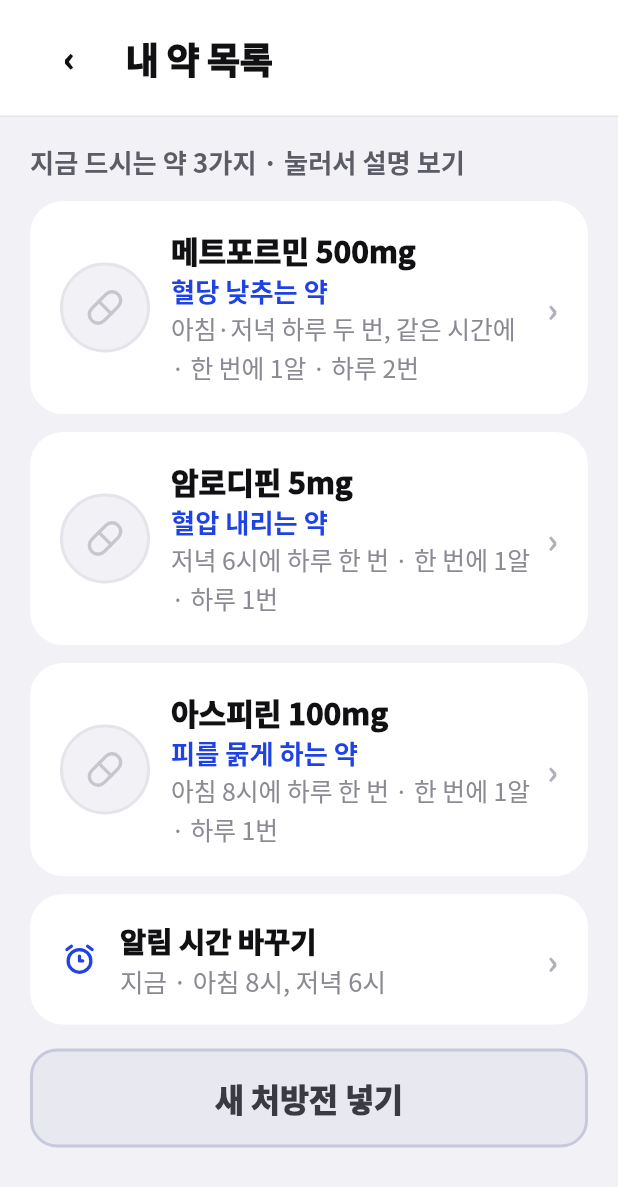
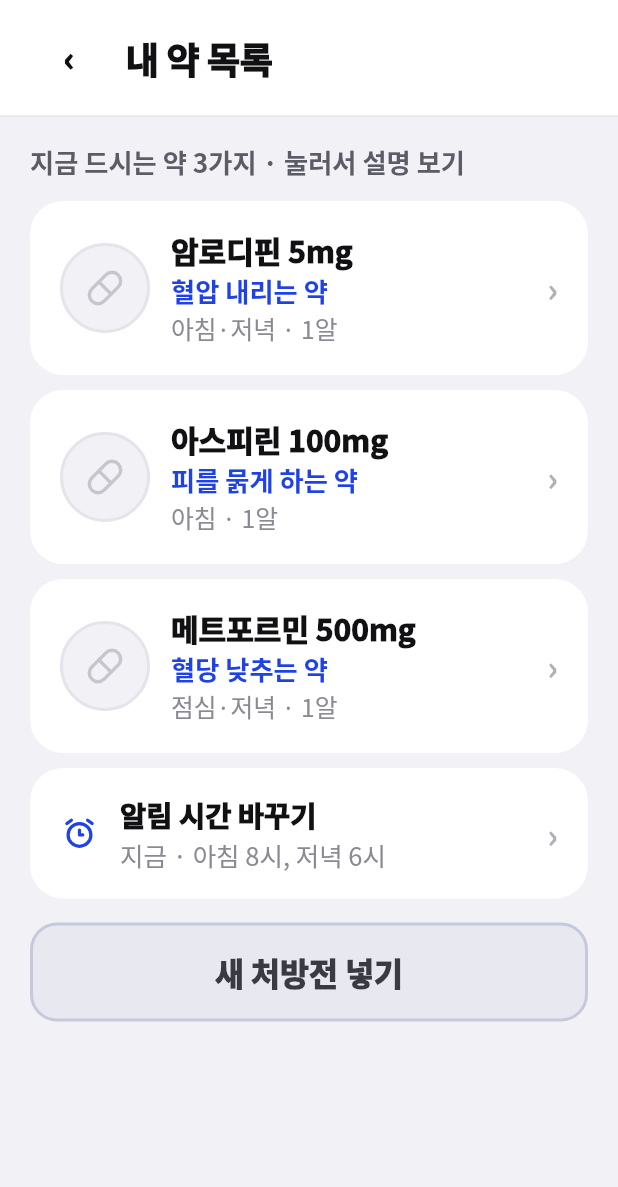
Before and after one commit to bong-bong00/alkong_yakong, a Flutter app: the MyMedicinesScreen screen opened directly, on a phone screen of 412 x 824 dp. Shown: the top 1187 px of the screen. Run offline on Flutter 3.47's test engine with Material 3 defaults, Android fonts, the phone set to English and light mode, and no system bars; our stand-ins replace dio, fl_chart, flutter_riverpod, flutter_tabler_icons, go_router, image_picker and 2 more; missing offline and left inert: polar; accounts and stored records are empty; network calls fail; Roboto replaces fonts that are missing (Noto Sans KR).

Commit message:
비어 있던 백엔드 연결을 마저 잇는다
이미 있는 엔드포인트를 화면이 안 쓰고 상수를 그리고 있던 자리들이다.

20 내 약 목록이 하드코딩된 세 가지를 보여주고 있었다. 실제로 드시는
약이 뭐든 화면은 늘 메트포르민·암로디핀·아스피린이었다. 이제 오늘
복약 목록에서 가져오고, 우리가 가진 설명과 짝짓는다.

설명이 없는 약도 목록에 낸다. 없다고 빼면 그 약은 없는 약이 된다.
대신 "설명은 아직 준비 중이에요"라고 적고 화살표를 지운다 — 눌러도
열 것이 없는데 화살표를 두면 고장으로 읽힌다.

38 보호자 알림이 데모 배열을 그리고 있었다. GET /users/{id}/notifications
를 읽는다. 서버 종류를 화면이 아는 여섯 갈래로 옮기되, 모르는 종류가
와도 버리지 않고 "지난 것"으로 둔다 — 안 보여주면 보호자는 그런 일이
없었다고 믿는다.

시각은 절대시간으로 적는다. "15분 전"은 언제인지 다시 계산하게 만든다.

두 조회 모두 실패하면 null 을 돌려준다. 데모로 조용히 갈아끼우지
않는다.

```diff
--- a/lib/features/medicines/presentation/screens/my_medicines_screen.dart
+++ b/lib/features/medicines/presentation/screens/my_medicines_screen.dart
@@ -1,4 +1,5 @@
 import 'package:flutter/material.dart';
+import 'package:flutter_riverpod/flutter_riverpod.dart';
 import 'package:flutter_tabler_icons/flutter_tabler_icons.dart';
 
 import '../../../../core/constants/app_colors.dart';
@@ -6,13 +7,40 @@ import '../../../../core/theme/app_typography.dart';
 import '../../../../core/widgets/senior_button.dart';
 import '../../../../core/widgets/senior_card.dart';
 import '../../../../core/widgets/senior_header.dart';
+import '../../../medication/application/medication_controller.dart';
 import '../../domain/drug_info.dart';
 import 'drug_detail_screen.dart';
 
 /// 20 · 내 약 목록.
 ///
 /// 검색창을 두지 않는다. **지금 드시는 약**만 보여주고, 누르면 설명으로 간다.
-class MyMedicinesScreen extends StatelessWidget {
+/// 목록 한 줄. 서버가 준 약과, 우리가 가진 설명을 짝지은 것.
+///
+/// 설명이 없는 약도 목록에는 나온다. **드시는 약을 빼놓지 않는다** —
+/// 설명이 없다고 목록에서 지우면 그 약은 없는 약이 된다.
+@immutable
+class MedicineEntry {
+  /// 서버가 준 이름. 설명이 있으면 그쪽 이름을 쓴다.
+  final String name;
+
+  /// 효능 한 줄. 없으면 빈 문자열.
+  final String effect;
+
+  /// 언제·얼마나. 없으면 빈 문자열.
+  final String schedule;
+
+  /// 눌러서 볼 설명. 없으면 null.
+  final DrugInfo? info;
+
+  const MedicineEntry({
+    required this.name,
+    required this.effect,
+    required this.schedule,
+    required this.info,
+  });
+}
+
+class MyMedicinesScreen extends ConsumerWidget {
   final List<DrugInfo> medicines;
 
   /// 알림 시간 설정으로 가는 길.
@@ -32,8 +60,57 @@ class MyMedicinesScreen extends StatelessWidget {
     this.alarmSummary = '아침 8시, 저녁 6시',
   });
 
+  /// 오늘 드시는 약을 모아 설명과 짝짓는다.
+  ///
+  /// 같은 약이 아침·저녁에 나와도 목록에는 한 번만 올린다.
+  List<MedicineEntry> _entries(WidgetRef ref) {
+    final today = ref.watch(medicationProvider);
+    final seen = <String>{};
+    final entries = <MedicineEntry>[];
+    final slotsOf = <String, List<String>>{};
+
+    for (final dose in today.doses) {
+      for (final medicine in dose.medicines) {
+        slotsOf.putIfAbsent(medicine.ingredient, () => []).add(dose.slot.label);
+      }
+    }
+
+    for (final dose in today.doses) {
+      for (final medicine in dose.medicines) {
+        if (!seen.add(medicine.ingredient)) continue;
+        final info = DrugInfo.find(medicine.key ?? medicine.ingredient);
+        final slots = slotsOf[medicine.ingredient] ?? const <String>[];
+        entries.add(
+          MedicineEntry(
+            name: info?.name ?? medicine.ingredient,
+            effect: medicine.effect ?? info?.effect ?? '',
+            schedule: slots.isEmpty
+                ? ''
+                : '${slots.join('·')} · ${medicine.amount}',
+            info: info,
+          ),
+        );
+      }
+    }
+
+    // 서버가 아직 아무것도 안 줬으면 넘겨받은 목록을 쓴다.
+    if (entries.isEmpty) {
+      return [
+        for (final drug in medicines)
+          MedicineEntry(
+            name: drug.name,
+            effect: drug.effect,
+            schedule: '${drug.when.replaceAll(' 드세요.', '')} · ${drug.dosage}',
+            info: drug,
+          ),
+      ];
+    }
+    return entries;
+  }
+
   @override
-  Widget build(BuildContext context) {
+  Widget build(BuildContext context, WidgetRef ref) {
+    final entries = _entries(ref);
     return Scaffold(
       backgroundColor: AppColors.bg,
       body: Column(
@@ -46,23 +123,26 @@ class MyMedicinesScreen extends StatelessWidget {
                 crossAxisAlignment: CrossAxisAlignment.stretch,
                 children: [
                   Text(
-                    '지금 드시는 약 ${medicines.length}가지 · 눌러서 설명 보기',
+                    '지금 드시는 약 ${entries.length}가지 · 눌러서 설명 보기',
                     style: AppText.label(
                       size: 17.5,
                       color: AppColors.textSecondary,
                     ),
                   ),
                   const SizedBox(height: 14),
-                  for (final drug in medicines) ...[
+                  for (final entry in entries) ...[
                     _MedicineCard(
-                      drug: drug,
-                      onTap: () => Navigator.of(context).push(
+                      entry: entry,
+                      onTap: entry.info == null
+                          ? null
+                          : () => Navigator.of(context).push(
                                 MaterialPageRoute(
-                          builder: (_) => DrugDetailScreen(drug: drug),
+                                  builder: (_) =>
+                                      DrugDetailScreen(drug: entry.info!),
                                 ),
                               ),
                     ),
-                    const SizedBox(height: 12),
+                    const SizedBox(height: 10),
                   ],
                   SeniorCard(
                     padding: const EdgeInsets.symmetric(
@@ -119,10 +199,12 @@ class MyMedicinesScreen extends StatelessWidget {
 }
 
 class _MedicineCard extends StatelessWidget {
-  final DrugInfo drug;
-  final VoidCallback onTap;
+  final MedicineEntry entry;
 
-  const _MedicineCard({required this.drug, required this.onTap});
+  /// 설명이 없으면 null — 눌러도 열 것이 없다.
+  final VoidCallback? onTap;
+
+  const _MedicineCard({required this.entry, required this.onTap});
 
   @override
   Widget build(BuildContext context) {
@@ -153,20 +235,25 @@ class _MedicineCard extends StatelessWidget {
             child: Column(
               crossAxisAlignment: CrossAxisAlignment.start,
               children: [
-                Text(drug.name, style: AppText.cardTitle(size: 20)),
+                Text(entry.name, style: AppText.cardTitle(size: 20)),
+                if (entry.effect.isNotEmpty)
                   Text(
-                  drug.effect,
+                    entry.effect,
                     style: AppText.label(size: 17.5, color: AppColors.point),
                   ),
+                if (entry.schedule.isNotEmpty)
+                  Text(entry.schedule, style: AppText.caption(size: 16.5)),
+                // 설명이 없다고 목록에서 빼지 않는다. 대신 없다고 적는다.
+                if (entry.info == null)
                   Text(
-                  '${drug.when.replaceAll(' 드세요.', '')} · ${drug.dosage}',
+                    '설명은 아직 준비 중이에요',
                     style: AppText.caption(size: 16.5),
                   ),
               ],
             ),
           ),
           const SizedBox(width: 10),
-          const SeniorChevron(),
+          if (entry.info != null) const SeniorChevron(),
         ],
       ),
     );
```
Also changed, not shown: lib/features/dashboard/presentation/screens/guardian_home_screen.dart (+32 -2 lines), lib/features/guardian/data/alert_repository.dart (added, +79 -0 lines), 1 other file. Lines whose indentation alone changed are shown as unchanged.
